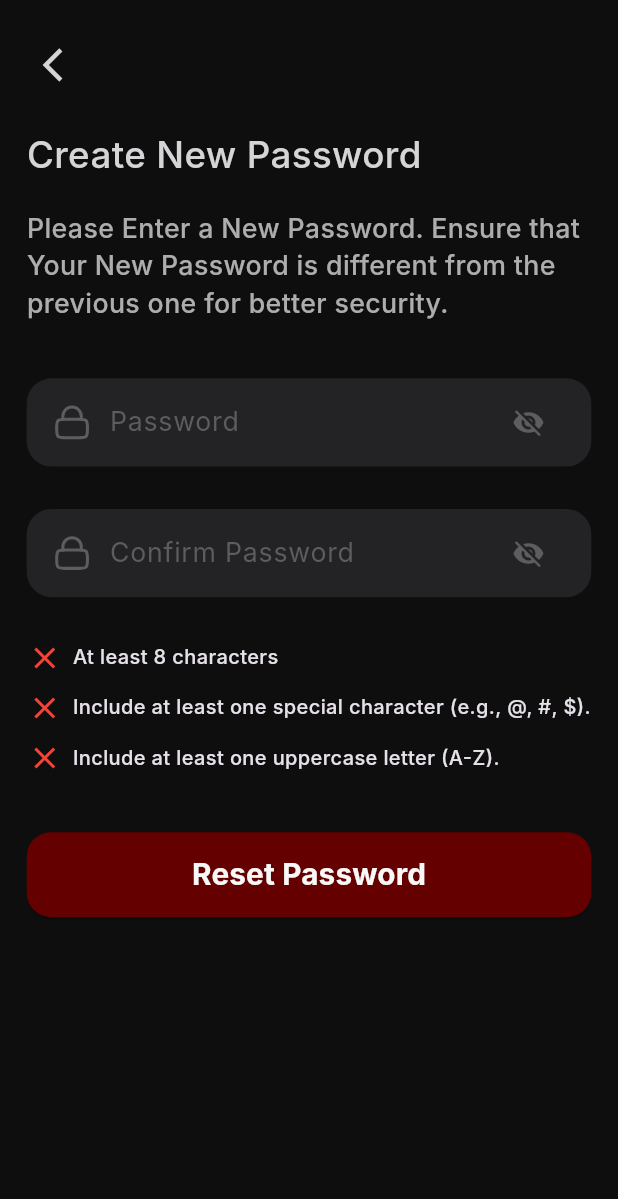
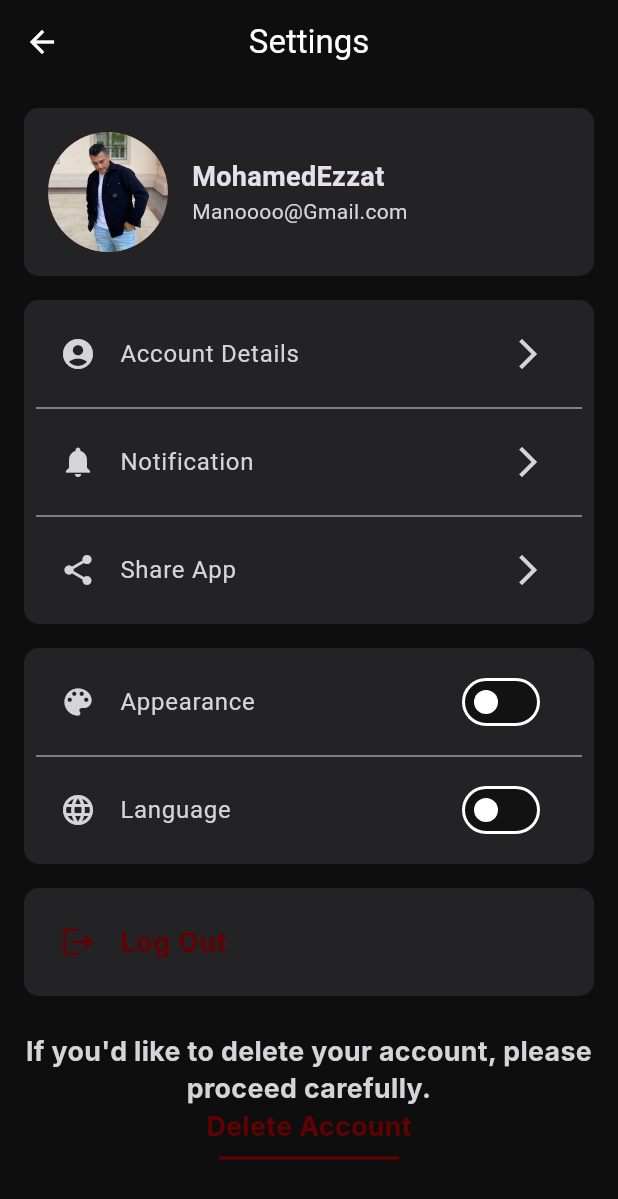
Before and after one commit to CarMate95/care_mate, a Flutter app: the screen it shows after launch, on a phone screen of 412 x 824 dp. Shown: the top 1199 px of the screen. Run offline on Flutter 3.47's test engine with Material 3 defaults, Android fonts, the phone set to English and light mode, and no system bars; our stand-ins replace cached_network_image, dartz, dio, easy_localization, firebase_core, flutter_bloc and 9 more; accounts and stored records are empty; Roboto replaces fonts that are missing (Inter).

Commit message:
create profile

```diff
--- a/assets/translations/ar.json
+++ b/assets/translations/ar.json
@@ -39,5 +39,21 @@
     "minutes": "دقائق",
     "seconds": "ثواني",
     "resend": "اعادة الارسال؟",
-    "verify": "تحقق"
+    "verify": "تحقق",
+    "settings": "الإعدادات",
+  "accountDetails": "تفاصيل الحساب",
+  "notification": "الإشعارات",
+  "shareApp": "مشاركة التطبيق",
+  "appearance": "المظهر",
+  "language": "اللغة",
+  "deleteWarning": "إذا كنت ترغب في حذف حسابك، يرجى المتابعة بحذر.",
+  "deleteAccount": "حذف الحساب",
+  "logout": "تسجيل الخروج",
+  "areYouSure": "هل أنت متأكد؟",
+  "delete": "إذا قمت بحذف حسابك، فلن تتمكن من تسجيل الدخول به مرة أخرى. هل أنت متأكد أنك تريد المتابعة؟",
+  "phone": "الهاتف",
+  "logoutWarning": "هل تريد فعلاً تسجيل الخروج؟",
+  "Mohamed":"محمد",
+  "Manoooo": "مانوووو",
+  "MohamedEzzat":"محمد عزت"
 }
--- a/assets/translations/en.json
+++ b/assets/translations/en.json
@@ -39,5 +39,22 @@
     "minutes": "minutes",
     "seconds": "seconds",
     "resend": "Resend?",
-    "verify": "Verify"
+    "verify": "Verify",
+    "settings": "Settings",
+    "accountDetails": "Account Details",
+    "notification": "Notification",
+    "shareApp": "Share App",
+    "appearance": "Appearance",
+    "language": "Language",
+    "deleteWarning": "If you'd like to delete your account, please proceed carefully.",
+    "deleteAccount": "Delete Account",
+    "logout": "Log Out",
+    "areYouSure": "Are You Sure?",
+    "delete": "If you delete your account, you won't be able to log in with it anymore. Are you sure you want to continue?",
+    "phone": "Phone",
+    "logoutWarning": "Do you really want to log out?",
+    "Mohamed": "Mohamed",
+    "Manoooo":"Manoooo",
+    "MohamedEzzat":"MohamedEzzat"
+
 }
--- a/lib/config/routes/page_name.dart
+++ b/lib/config/routes/page_name.dart
@@ -6,4 +6,6 @@ class PageName {
   static const String resetPasswordScreen='/resetPasswordScreen';
   static const String verifyEmailScreen='/verifyEmailScreen';
   static const String newPasswordScreen='/newPasswordScreen';
+  static const String settingsScreen='/settingsScreen';
+  static const String accountdetailsScreen='/accountdetailsScreen';
 }
--- a/lib/config/routes/route_manager.dart
+++ b/lib/config/routes/route_manager.dart
@@ -1,3 +1,5 @@
+import 'package:car_mate/features/profile/screens/account_details_screen.dart';
+import 'package:car_mate/features/profile/screens/settings_screen.dart';
 import 'package:flutter/material.dart';
 import 'package:car_mate/features/splash/presentation/pages/splash_screen.dart';
 import 'package:page_transition/page_transition.dart';
@@ -56,6 +58,16 @@ class RouteManager {
           const NewPasswordScreen(),
           settings: routeSettings,
         );
+        case PageName.settingsScreen:
+        return _getPageTransition(
+           SettingsScreen(),
+          settings: routeSettings,
+        );
+        case PageName.accountdetailsScreen:
+        return _getPageTransition(
+           AccountDetailsScreen(),
+          settings: routeSettings,
+        );
 
       default:
         return MaterialPageRoute(
--- a/lib/config/themes/text_manager.dart
+++ b/lib/config/themes/text_manager.dart
@@ -77,4 +77,25 @@ abstract class TextManager {
   static const String seconds = "seconds";
   static const String resend = "resend";
   static const String verify = "verify";
+  static const String phone = "phone";
+   static const String settings = "settings";
+    static const String accountDetails = "accountDetails";
+     static const String shareApp = "shareApp";
+      static const String notification = "notification";
+       static const String appearance = "appearance";
+        static const String language = "language";
+         static const String deleteWarning = "deleteWarning";
+          static const String deleteAccount= "deleteAccount";
+          static const String logout= "logout";
+          static const String areYouSure= "areYouSure";
+          static const String delete= "delete";
+          static const String logoutWarning= "logoutWarning";
+          static const String Mohamed = "Mohamed";
+          static const String Manoooo = "Manoooo";
+          static const String MohamedEzzat = "MohamedEzzat";
+
+
+
+
+
 }
--- /dev/null
+++ b/lib/features/profile/screens/settings_screen.dart
@@ -0,0 +1,166 @@
+import 'package:car_mate/config/themes/text_manager.dart';
+import 'package:car_mate/config/themes/text_style.dart';
+import 'package:car_mate/core/utils/extensions/theme_extension.dart';
+import 'package:easy_localization/easy_localization.dart';
+import 'package:flutter/material.dart';
+import '../widgets/profile_header.dart';
+import '../widgets/logout_button.dart';
+import 'account_details_screen.dart';
+import '../widgets/delete_button.dart';
+
+class SettingsScreen extends StatelessWidget {
+  @override
+  Widget build(BuildContext context) {
+    return Scaffold(
+      backgroundColor: context.scaffoldBackgroundColor,
+      appBar: AppBar(
+        scrolledUnderElevation: 0,
+        backgroundColor: context.scaffoldBackgroundColor,
+        title: Text(TextManager.settings.tr()),
+        centerTitle: true,
+      ),
+      body: ListView(
+        padding: EdgeInsets.symmetric(vertical: 8),
+        children: [
+          Container(
+            decoration: BoxDecoration(
+              color: context.tertiaryColor,
+              borderRadius: BorderRadius.circular(10),
+            ),
+            padding: EdgeInsets.all(16),
+            margin: EdgeInsets.symmetric(horizontal: 16, vertical: 8),
+            child: ProfileHeader(),
+          ),
+          Container(
+            decoration: BoxDecoration(
+              color: context.tertiaryColor,
+              borderRadius: BorderRadius.circular(10),
+            ),
+            padding: EdgeInsets.all(8),
+            margin: EdgeInsets.symmetric(horizontal: 16, vertical: 8),
+            child: Column(
+              children: [
+                SettingsOption(
+                  icon: Icons.account_circle,
+                  title: TextManager.accountDetails.tr(),
+                  trailing: Icon(Icons.arrow_forward_ios,
+                      color: context.secondaryColor),
+                  onTap: () => Navigator.push(
+                    context,
+                    MaterialPageRoute(
+                        builder: (context) => AccountDetailsScreen()),
+                  ),
+                ),
+                Divider(color: Colors.grey),
+                SettingsOption(
+                  icon: Icons.notifications,
+                  title: TextManager.notification.tr(),
+                  trailing: Icon(Icons.arrow_forward_ios,
+                      color: context.secondaryColor),
+                ),
+                Divider(color: Colors.grey),
+                SettingsOption(
+                  icon: Icons.share,
+                  title: TextManager.shareApp.tr(),
+                  trailing: Icon(Icons.arrow_forward_ios,
+                      color: context.secondaryColor),
+                ),
+              ],
+            ),
+          ),
+          Container(
+            decoration: BoxDecoration(
+              color: context.tertiaryColor,
+              borderRadius: BorderRadius.circular(10),
+            ),
+            padding: EdgeInsets.all(8),
+            margin: EdgeInsets.symmetric(horizontal: 16, vertical: 8),
+            child: Column(
+              children: [
+                SettingsOption(
+                  icon: Icons.color_lens,
+                  title: TextManager.appearance.tr(),
+                  trailing: Switch(
+                    activeColor: context.tertiaryColor,
+                    value: false,
+                    onChanged: (value) {
+                      context.changeTheme();
+                    },
+                  ),
+                ),
+                Divider(color: Colors.grey),
+                SettingsOption(
+                  icon: Icons.language,
+                  title: TextManager.language.tr(),
+                  trailing: Switch(
+                    activeColor: context.tertiaryColor,
+                    value: false,
+                    onChanged: (value) {
+                      context.changeLanguage();
+                    },
+                  ),
+                ),
+              ],
+            ),
+          ),
+          Container(
+            decoration: BoxDecoration(
+              color: context.tertiaryColor,
+              borderRadius: BorderRadius.circular(10),
+            ),
+            padding: EdgeInsets.all(8),
+            margin: EdgeInsets.symmetric(horizontal: 16, vertical: 8),
+            child: LogoutButton(),
+          ),
+          Padding(
+            padding: const EdgeInsets.symmetric(horizontal: 16.0, vertical: 16),
+            child: Column(
+              crossAxisAlignment: CrossAxisAlignment.center,
+              children: [
+                Text(
+                  TextManager.deleteWarning.tr(),
+                  textAlign: TextAlign.center,
+                  style:
+                      getBoldStyle(fontSize: 16, color: context.secondaryColor),
+                ),
+                DeleteButton(),
+              ],
+            ),
+          ),
+        ],
+      ),
+    );
+  }
+}
+
+class SettingsOption extends StatelessWidget {
+  final IconData icon;
+  final String title;
+  final Widget trailing;
+  final VoidCallback? onTap;
+
+  const SettingsOption({
+    required this.icon,
+    required this.title,
+    required this.trailing,
+    this.onTap,
+  });
+
+  @override
+  Widget build(BuildContext context) {
+    return ListTile(
+      leading: Icon(
+        icon,
+        color: context.secondaryColor,
+      ),
+      title: Text(
+        title,
+        style: TextStyle(
+          color: context.secondaryColor,
+        ),
+      ),
+      trailing: trailing,
+      onTap: onTap,
+    );
+  }
+}
--- /dev/null
+++ b/lib/features/profile/widgets/profile_header.dart
@@ -0,0 +1,26 @@
+import 'package:car_mate/config/themes/text_manager.dart';
+import 'package:car_mate/core/utils/extensions/theme_extension.dart';
+import 'package:easy_localization/easy_localization.dart';
+import 'package:flutter/material.dart';
+
+class ProfileHeader extends StatelessWidget {
+  @override
+  Widget build(BuildContext context) {
+    return Row(
+      children: [
+        CircleAvatar(
+          radius: 40,
+          backgroundImage: AssetImage('assets/svg/gmail_icon_svg.jpg'),
+        ),
+        SizedBox(width: 16),
+        Column(
+          crossAxisAlignment: CrossAxisAlignment.start,
+          children: [
+            Text(TextManager.MohamedEzzat.tr(), style: TextStyle(fontSize: 18, fontWeight: FontWeight.bold)),
+            Text('Manoooo@Gmail.com', style: TextStyle(color: context.secondaryColor)),
+          ],
+        ),
+      ],
+    );
+  }
+}
--- /dev/null
+++ b/lib/features/profile/widgets/settings_option.dart
@@ -0,0 +1,19 @@
+import 'package:car_mate/core/utils/extensions/theme_extension.dart';
+import 'package:flutter/material.dart';
+
+class SettingsOption extends StatelessWidget {
+  final IconData icon;
+  final String title;
+  final VoidCallback? onTap;
+
+  const SettingsOption({required this.icon, required this.title, this.onTap});
+
+  @override
+  Widget build(BuildContext context) {
+    return ListTile(
+      leading: Icon(icon, color: context.secondaryColor,),
+      title: Text(title),
+      onTap: onTap,
+    );
+  }
+}
--- a/lib/my_app.dart
+++ b/lib/my_app.dart
@@ -34,7 +34,7 @@ class MyApp extends StatelessWidget {
                 darkTheme: AppTheme.dark,
                 themeMode: ThemeCubit.themeMode,
                 navigatorKey: RouteManager.navigatorKey,
-                initialRoute: PageName.newPasswordScreen,
+                initialRoute: PageName.settingsScreen,
                 onGenerateRoute: RouteManager.onGenerateRoute,
               );
             },
```
Also changed, not shown: lib/features/profile/screens/account_details_screen.dart (added, +190 -0 lines), lib/features/profile/utils/dialogs.dart (added, +28 -0 lines), lib/features/profile/widgets/delete_button.dart (added, +123 -0 lines), lib/features/profile/widgets/logout_button.dart (added, +112 -0 lines), assets/svg/gmail_icon_svg.jpg (added), pubspec.lock, 1 other file.
